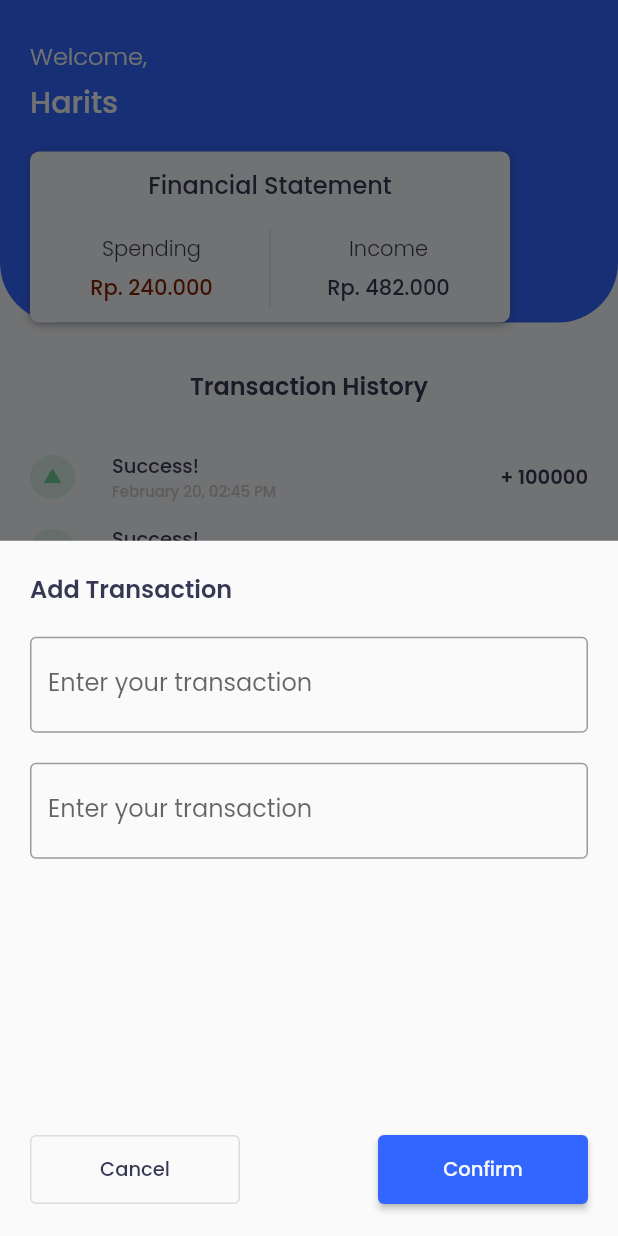
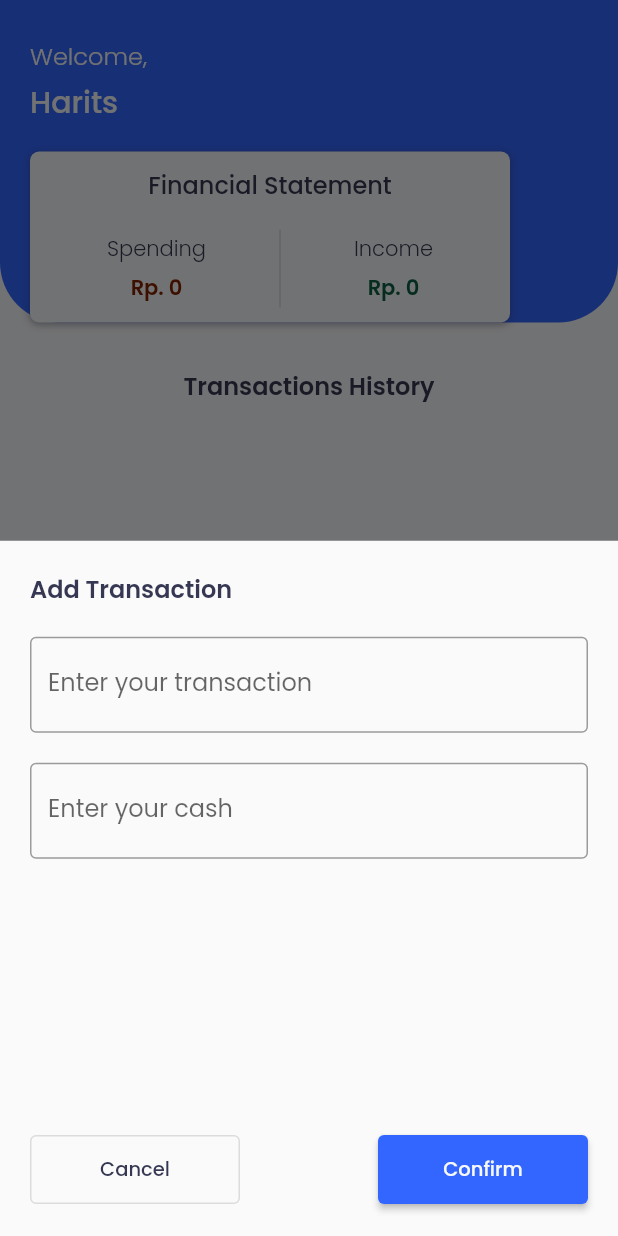
Before and after one commit to Harits-sl/money_manager, a Flutter app: the screen it shows after launch, after a tap on "Spending", on a phone screen of 412 x 824 dp. Run offline on Flutter 3.47's test engine with Material 2 defaults, Android fonts, the phone set to English and light mode, and no system bars; our stand-ins replace google_fonts.

Commit message:
add functional

```diff
--- a/lib/pages/HomePage.dart
+++ b/lib/pages/HomePage.dart
@@ -1,98 +1,199 @@
 import 'package:flutter/material.dart';
+import 'package:money_manager/utils/date_format.dart';
 import 'package:money_manager/theme.dart';
+import 'package:money_manager/utils/parse.dart';
 import 'package:money_manager/widgets/History.dart';
-import 'package:money_manager/widgets/finance.dart';
+import 'package:money_manager/widgets/Finance.dart';
+import 'package:money_manager/widgets/header.dart';
 
-class HomePage extends StatelessWidget {
+class HomePage extends StatefulWidget {
   @override
-  Widget build(BuildContext context) {
-    return Scaffold(
-      body: SingleChildScrollView(
-        child: Container(
-          height: MediaQuery.of(context).size.height,
+  _HomePageState createState() => _HomePageState();
+}
+
+class _HomePageState extends State<HomePage> {
+  // variable for textfield
+  TextEditingController _transactionController = TextEditingController();
+  TextEditingController _cashController = TextEditingController();
+
+  List<dynamic> historyList = [];
+
+  // variable for send to historyList
+  int _spending = 0;
+  int _income = 0;
+  int _cash = 0;
+  String _title = '';
+  String _dateTransaction = dateFormat();
+
+  // method for modal
+  void closeModal() {
+    _transactionController.clear();
+    _cashController.clear();
+    Navigator.pop(context);
+  }
+
+  void confirmModal(bool _isSpending) {
+    setState(() {
+      _title = _transactionController.text;
+      int cashParse = parseToInt(_cashController.text);
+
+      if (_isSpending) {
+        _cash = cashParse;
+        _spending += cashParse;
+      } else {
+        _cash = cashParse;
+        _income += cashParse;
+      }
+    });
+    historyList.add({
+      'isSpending': _isSpending,
+      'title': _title,
+      'dateTransaction': _dateTransaction,
+      'cash': _cash,
+    });
+    print(historyList);
+    closeModal();
+  }
+  // end method modal
+
+  Future<dynamic> buildShowModalBottomSheet(
+      BuildContext context, bool _isSpending) {
+    return showModalBottomSheet(
+      context: context,
+      builder: (context) {
+        return Padding(
+          padding: EdgeInsets.symmetric(horizontal: 20),
           child: Column(
             crossAxisAlignment: CrossAxisAlignment.start,
             children: [
-              Stack(
-                children: [
-                  Container(
-                    height: 215,
-                    decoration: BoxDecoration(
-                      color: blueColor,
-                      borderRadius: BorderRadius.only(
-                        bottomLeft: Radius.circular(40),
-                        bottomRight: Radius.circular(40),
+              Padding(
+                padding: EdgeInsets.symmetric(vertical: 20),
+                child: Text(
+                  'Add Transaction',
+                  style: darkBlueTextStyle.copyWith(
+                    fontSize: 16,
+                    fontWeight: FontWeight.w600,
                   ),
                 ),
               ),
-                  SafeArea(
-                    child: Padding(
-                      padding: const EdgeInsets.only(top: 25, left: 20),
-                      child: Column(
-                        crossAxisAlignment: CrossAxisAlignment.start,
-                        children: [
-                          Text(
-                            'Welcome,',
-                            style: whiteTextStyle.copyWith(
-                              fontSize: 16,
-                              fontWeight: FontWeight.w300,
+              TextFormField(
+                controller: _transactionController,
+                keyboardType: TextInputType.text,
+                decoration: InputDecoration(
+                  border: OutlineInputBorder(),
+                  labelText: 'Enter your transaction',
+                  hintText: 'Order a food',
                 ),
               ),
-                          SizedBox(height: 4),
-                          Text(
-                            'Harits',
-                            style: whiteTextStyle.copyWith(
-                              fontSize: 20,
+              SizedBox(height: 20),
+              TextFormField(
+                controller: _cashController,
+                keyboardType: TextInputType.number,
+                decoration: InputDecoration(
+                  border: OutlineInputBorder(),
+                  labelText: 'Enter your cash',
+                  hintText: '120000',
+                ),
+              ),
+              Expanded(
+                child: Align(
+                  alignment: FractionalOffset(0.0, 0.9),
+                  child: Row(
+                    mainAxisAlignment: MainAxisAlignment.spaceBetween,
+                    children: [
+                      OutlinedButton(
+                        style: ButtonStyle(
+                          minimumSize: MaterialStateProperty.all(
+                            Size(140, 46),
+                          ),
+                        ),
+                        child: Text(
+                          'Cancel',
+                          style: darkBlueTextStyle.copyWith(
+                            fontSize: 13,
                             fontWeight: FontWeight.w500,
                           ),
                         ),
-                          SizedBox(height: 18),
-                          Finance(),
+                        onPressed: () {
+                          closeModal();
+                        },
+                      ),
+                      ElevatedButton(
+                        style: ButtonStyle(
+                          backgroundColor: MaterialStateProperty.all(
+                            blueColor,
+                          ),
+                          minimumSize: MaterialStateProperty.all(
+                            Size(140, 46),
+                          ),
+                        ),
+                        child: Text(
+                          'Confirm',
+                          style: whiteTextStyle.copyWith(
+                            fontSize: 13,
+                            fontWeight: FontWeight.w500,
+                          ),
+                        ),
+                        onPressed: () {
+                          confirmModal(_isSpending);
+                        },
+                      ),
                     ],
                   ),
                 ),
               ),
             ],
           ),
+        );
+      },
+    );
+  }
+
+  @override
+  Widget build(BuildContext context) {
+    return Scaffold(
+      body: Container(
+        height: MediaQuery.of(context).size.height,
+        child: Column(
+          crossAxisAlignment: CrossAxisAlignment.start,
+          children: [
+            Header(spending: _spending, income: _income),
             SizedBox(height: 30),
             Center(
               child: Text(
-                  'Transaction History',
+                'Transactions History',
                 style: darkBlueTextStyle.copyWith(
                   fontSize: 16,
                   fontWeight: FontWeight.w600,
                 ),
               ),
             ),
-              SizedBox(height: 32),
-              Padding(
+            Container(
+              height: 400,
               padding: EdgeInsets.symmetric(horizontal: 20),
-                child: Column(
+              child: ListView.builder(
+                scrollDirection: Axis.vertical,
+                shrinkWrap: true,
+                itemCount: historyList.length,
+                itemBuilder: (context, index) {
+                  var data = historyList[index];
+                  return Column(
                     children: [
                       History(
-                        isIncome: true,
-                        title: 'Success!',
-                        date: 'February 20, 02:45 PM',
-                        money: 100000),
-                    SizedBox(height: 15),
-                    History(
-                        isIncome: true,
-                        title: 'Success!',
-                        date: 'February 20, 02:45 PM',
-                        money: 100000),
-                    SizedBox(height: 15),
-                    History(
-                        isIncome: false,
-                        title: 'Buy drink',
-                        date: 'February 20, 02:45 PM',
-                        money: 50000),
+                        isSpending: data['isSpending'],
+                        title: data['title'],
+                        dateTransaction: data['dateTransaction'],
+                        cash: data['cash'],
+                      ),
                       SizedBox(height: 15),
                     ],
+                  );
+                },
               ),
             ),
             Expanded(
               child: Align(
-                  alignment: FractionalOffset(0.0, 0.9),
+                alignment: FractionalOffset(0.0, 0.5),
                 child: Padding(
                   padding: EdgeInsets.symmetric(horizontal: 20),
                   child: Row(
@@ -100,13 +201,11 @@ class HomePage extends StatelessWidget {
                     children: [
                       ElevatedButton(
                         style: ButtonStyle(
-                            backgroundColor:
-                                MaterialStateProperty.all(redColor),
-                            minimumSize:
-                                MaterialStateProperty.all(Size(140, 46)),
+                          backgroundColor: MaterialStateProperty.all(redColor),
+                          minimumSize: MaterialStateProperty.all(Size(140, 46)),
                         ),
                         onPressed: () {
-                            buildShowModalBottomSheet(context);
+                          buildShowModalBottomSheet(context, true);
                         },
                         child: Row(
                           children: [
@@ -129,11 +228,10 @@ class HomePage extends StatelessWidget {
                         style: ButtonStyle(
                           backgroundColor:
                               MaterialStateProperty.all(greenColor),
-                            minimumSize:
-                                MaterialStateProperty.all(Size(140, 46)),
+                          minimumSize: MaterialStateProperty.all(Size(140, 46)),
                         ),
                         onPressed: () {
-                            buildShowModalBottomSheet(context);
+                          buildShowModalBottomSheet(context, false);
                         },
                         child: Row(
                           children: [
@@ -160,93 +258,6 @@ class HomePage extends StatelessWidget {
           ],
         ),
       ),
-      ),
-    );
-  }
-
-  Future<dynamic> buildShowModalBottomSheet(BuildContext context) {
-    return showModalBottomSheet(
-      context: context,
-      builder: (context) {
-        return Padding(
-          padding: EdgeInsets.symmetric(horizontal: 20),
-          child: Column(
-            crossAxisAlignment: CrossAxisAlignment.start,
-            children: [
-              Padding(
-                padding: EdgeInsets.symmetric(vertical: 20),
-                child: Text(
-                  'Add Transaction',
-                  style: darkBlueTextStyle.copyWith(
-                    fontSize: 16,
-                    fontWeight: FontWeight.w600,
-                  ),
-                ),
-              ),
-              TextFormField(
-                decoration: InputDecoration(
-                  border: OutlineInputBorder(),
-                  labelText: 'Enter your transaction',
-                  hintText: 'Order a food',
-                ),
-              ),
-              SizedBox(height: 20),
-              // TODO: change label text and hint text
-              TextFormField(
-                keyboardType: TextInputType.number,
-                decoration: InputDecoration(
-                  border: OutlineInputBorder(),
-                  labelText: 'Enter your transaction',
-                  hintText: 'Order a food',
-                ),
-              ),
-              Expanded(
-                child: Align(
-                  alignment: FractionalOffset(0.0, 0.9),
-                  child: Row(
-                    mainAxisAlignment: MainAxisAlignment.spaceBetween,
-                    children: [
-                      OutlinedButton(
-                        style: ButtonStyle(
-                          minimumSize: MaterialStateProperty.all(
-                            Size(140, 46),
-                          ),
-                        ),
-                        child: Text(
-                          'Cancel',
-                          style: darkBlueTextStyle.copyWith(
-                            fontSize: 13,
-                            fontWeight: FontWeight.w500,
-                          ),
-                        ),
-                        onPressed: () {},
-                      ),
-                      ElevatedButton(
-                        style: ButtonStyle(
-                          backgroundColor: MaterialStateProperty.all(
-                            blueColor,
-                          ),
-                          minimumSize: MaterialStateProperty.all(
-                            Size(140, 46),
-                          ),
-                        ),
-                        child: Text(
-                          'Confirm',
-                          style: whiteTextStyle.copyWith(
-                            fontSize: 13,
-                            fontWeight: FontWeight.w500,
-                          ),
-                        ),
-                        onPressed: () {},
-                      ),
-                    ],
-                  ),
-                ),
-              ),
-            ],
-          ),
-        );
-      },
     );
   }
 }
--- /dev/null
+++ b/lib/utils/date_format.dart
@@ -0,0 +1,8 @@
+import 'package:intl/intl.dart';
+
+String dateFormat() {
+  var now = new DateTime.now();
+  var formatter = DateFormat('MMM d,').add_jm();
+  String formattedDate = formatter.format(now);
+  return formattedDate;
+}
--- /dev/null
+++ b/lib/utils/parse.dart
@@ -0,0 +1,3 @@
+int parseToInt(data) {
+  return int.parse(data);
+}
--- a/lib/widgets/Finance.dart
+++ b/lib/widgets/Finance.dart
@@ -1,7 +1,16 @@
 import 'package:flutter/material.dart';
+
 import 'package:money_manager/theme.dart';
 
 class Finance extends StatelessWidget {
+  final int currentSpending;
+  final int currentIncome;
+
+  Finance({
+    required this.currentSpending,
+    required this.currentIncome,
+  });
+
   @override
   Widget build(BuildContext context) {
     return Container(
@@ -45,10 +54,10 @@ class Finance extends StatelessWidget {
                   ),
                   SizedBox(height: 5),
                   Text(
-                    'Rp. 240.000',
+                    'Rp. $currentSpending',
                     style: darkRedTextStyle.copyWith(
                       fontSize: 14,
-                      fontWeight: FontWeight.w500,
+                      fontWeight: FontWeight.w600,
                     ),
                   ),
                 ],
@@ -68,10 +77,10 @@ class Finance extends StatelessWidget {
                   ),
                   SizedBox(height: 5),
                   Text(
-                    'Rp. 482.000',
-                    style: darkBlueTextStyle.copyWith(
+                    'Rp. $currentIncome',
+                    style: darkGreenTextStyle.copyWith(
                       fontSize: 14,
-                      fontWeight: FontWeight.w500,
+                      fontWeight: FontWeight.w600,
                     ),
                   ),
                 ],
--- a/lib/widgets/History.dart
+++ b/lib/widgets/History.dart
@@ -2,16 +2,16 @@ import 'package:flutter/material.dart';
 import 'package:money_manager/theme.dart';
 
 class History extends StatelessWidget {
-  final bool? isIncome;
-  final String? title;
-  final String? date;
-  final int? money;
+  final bool isSpending;
+  final String title;
+  final String dateTransaction;
+  final int cash;
 
   String? urlImage;
   String? operator;
 
-  formatTransaction(income) {
-    if (!income) {
+  formatTransaction(isSpending) {
+    if (isSpending) {
       urlImage = 'assets/img/down.png';
       operator = '-';
       return;
@@ -19,15 +19,19 @@ class History extends StatelessWidget {
 
     urlImage = 'assets/img/up.png';
     operator = '+';
-
     return;
   }
 
-  History({this.isIncome, this.title, this.date, this.money});
+  History(
+      {required this.isSpending,
+      required this.title,
+      required this.dateTransaction,
+      required this.cash});
 
   @override
   Widget build(BuildContext context) {
-  formatTransaction(isIncome);
+    formatTransaction(isSpending);
+
     return Row(
       mainAxisAlignment: MainAxisAlignment.spaceBetween,
       children: [
@@ -39,14 +43,14 @@ class History extends StatelessWidget {
           crossAxisAlignment: CrossAxisAlignment.start,
           children: [
             Text(
-              title!,
+              title,
               style: darkBlueTextStyle.copyWith(
                 fontSize: 13,
                 fontWeight: FontWeight.w500,
               ),
             ),
             Text(
-              date!,
+              dateTransaction,
               style: greyTextStyle.copyWith(
                 fontSize: 10,
                 fontWeight: FontWeight.w500,
@@ -56,7 +60,7 @@ class History extends StatelessWidget {
         ),
         SizedBox(width: 100),
         Text(
-          '$operator ${money!.toString()}',
+          '$operator $cash',
           style: darkBlueTextStyle.copyWith(
             fontSize: 13,
             fontWeight: FontWeight.w600,
--- /dev/null
+++ b/lib/widgets/header.dart
@@ -0,0 +1,59 @@
+import 'package:flutter/material.dart';
+
+import 'package:money_manager/theme.dart';
+import 'package:money_manager/widgets/Finance.dart';
+
+class Header extends StatelessWidget {
+  final int spending;
+  final int income;
+
+  const Header({
+    required this.spending,
+    required this.income,
+  });
+
+  @override
+  Widget build(BuildContext context) {
+    return Stack(
+      children: [
+        Container(
+          height: 215,
+          decoration: BoxDecoration(
+            color: blueColor,
+            borderRadius: BorderRadius.only(
+              bottomLeft: Radius.circular(40),
+              bottomRight: Radius.circular(40),
+            ),
+          ),
+        ),
+        SafeArea(
+          child: Padding(
+            padding: const EdgeInsets.only(top: 25, left: 20),
+            child: Column(
+              crossAxisAlignment: CrossAxisAlignment.start,
+              children: [
+                Text(
+                  'Welcome,',
+                  style: whiteTextStyle.copyWith(
+                    fontSize: 16,
+                    fontWeight: FontWeight.w300,
+                  ),
+                ),
+                SizedBox(height: 4),
+                Text(
+                  'Harits',
+                  style: whiteTextStyle.copyWith(
+                    fontSize: 20,
+                    fontWeight: FontWeight.w500,
+                  ),
+                ),
+                SizedBox(height: 18),
+                Finance(currentSpending: spending, currentIncome: income),
+              ],
+            ),
+          ),
+        ),
+      ],
+    );
+  }
+}
--- a/pubspec.yaml
+++ b/pubspec.yaml
@@ -25,6 +25,7 @@ dependencies:
     sdk: flutter
   cupertino_icons: ^1.0.2
   google_fonts: ^2.1.0
+  intl: ^0.17.0
 
 dev_dependencies:
   flutter_test:
```
Also changed, not shown: pubspec.lock. Lines whose indentation alone changed are shown as unchanged.
